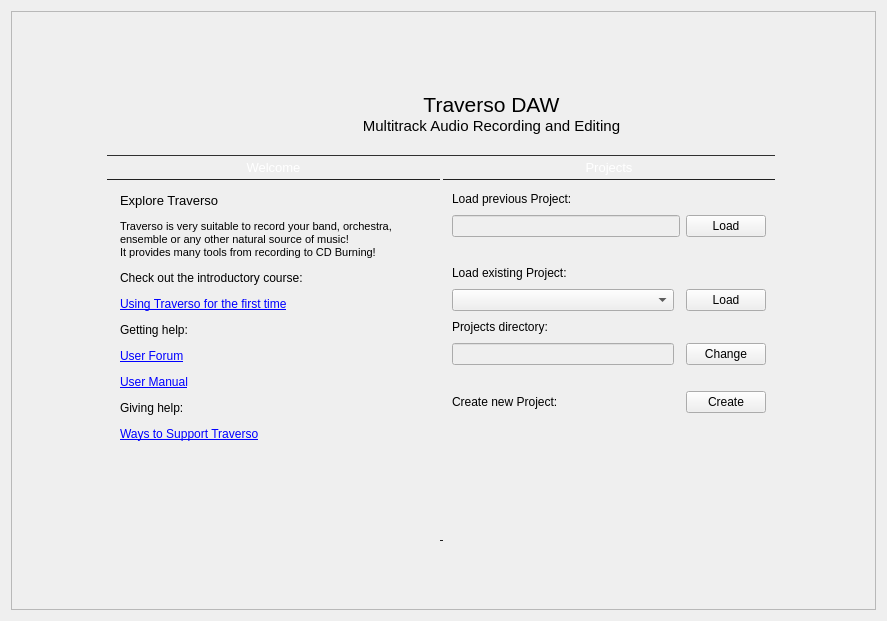
Old version of the form src/traverso/ui/WelcomeWidget.ui in the repository ErwanLegrand/Traverso-DAW.
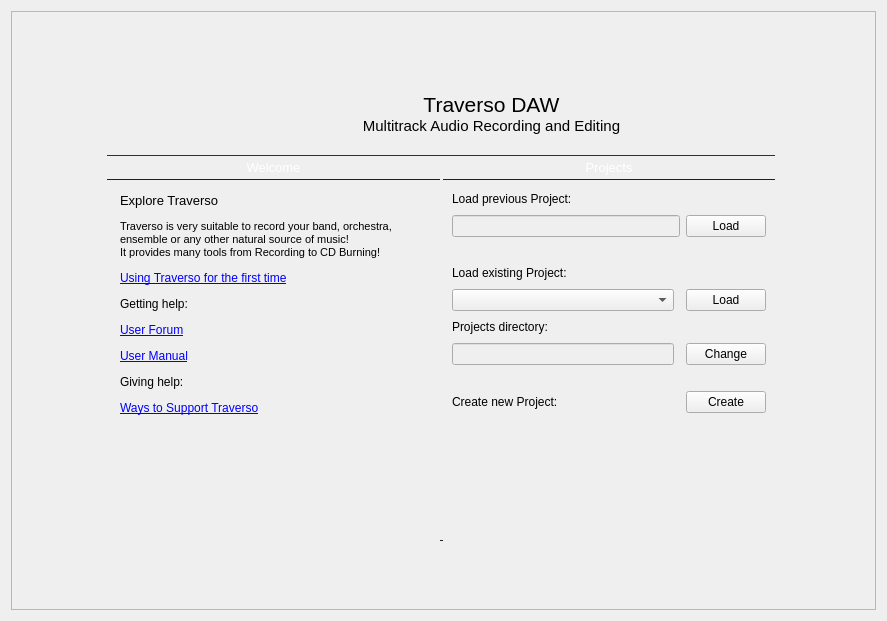
New version of the form. Icons and pictures are not drawn.

What changed in the file:
```diff
--- a/src/traverso/ui/WelcomeWidget.ui
+++ b/src/traverso/ui/WelcomeWidget.ui
@@ -310,11 +310,10 @@
 p, li { white-space: pre-wrap; }
 &lt;/style&gt;&lt;/head&gt;&lt;body style=&quot; font-family:'DejaVu Sans'; font-size:8pt; font-weight:400; font-style:normal;&quot;&gt;
 &lt;p style=&quot; margin-top:12px; margin-bottom:12px; margin-left:0px; margin-right:0px; -qt-block-indent:0; text-indent:0px;&quot;&gt;&lt;span style=&quot; font-size:10pt;&quot;&gt;Explore Traverso&lt;/span&gt;&lt;/p&gt;
-&lt;p style=&quot; margin-top:12px; margin-bottom:12px; margin-left:0px; margin-right:0px; -qt-block-indent:0; text-indent:0px;&quot;&gt;Traverso is very suitable to record your band, orchestra, ensemble or any other natural source of music!&lt;br /&gt;It provides many tools from recording to CD Burning!&lt;/p&gt;
-&lt;p style=&quot; margin-top:12px; margin-bottom:12px; margin-left:0px; margin-right:0px; -qt-block-indent:0; text-indent:0px;&quot;&gt;&lt;span style=&quot; font-size:9pt;&quot;&gt;Check out the introductory course:&lt;/span&gt;&lt;/p&gt;
+&lt;p style=&quot; margin-top:12px; margin-bottom:12px; margin-left:0px; margin-right:0px; -qt-block-indent:0; text-indent:0px;&quot;&gt;Traverso is very suitable to record your band, orchestra, ensemble or any other natural source of music!&lt;br /&gt;It provides many tools from Recording to CD Burning!&lt;/p&gt;
 &lt;p style=&quot; margin-top:12px; margin-bottom:12px; margin-left:0px; margin-right:0px; -qt-block-indent:0; text-indent:0px;&quot;&gt;&lt;a href=&quot;http://traverso-daw.org/FirstTime&quot;&gt;&lt;span style=&quot; font-size:9pt; text-decoration: underline; color:#0000ff;&quot;&gt;Using Traverso for the first time&lt;/span&gt;&lt;/a&gt;&lt;/p&gt;
 &lt;p style=&quot; margin-top:12px; margin-bottom:12px; margin-left:0px; margin-right:0px; -qt-block-indent:0; text-indent:0px;&quot;&gt;&lt;span style=&quot; font-size:9pt;&quot;&gt;Getting help:&lt;/span&gt;&lt;/p&gt;
-&lt;p style=&quot; margin-top:12px; margin-bottom:12px; margin-left:0px; margin-right:0px; -qt-block-indent:0; text-indent:0px;&quot;&gt;&lt;a href=&quot;http://traverso-daw.org/Forum&quot;&gt;&lt;span style=&quot; font-size:9pt; text-decoration: underline; color:#0000ff;&quot;&gt;User Forum&lt;/span&gt;&lt;/a&gt;&lt;/p&gt;
+&lt;p style=&quot; margin-top:12px; margin-bottom:12px; margin-left:0px; margin-right:0px; -qt-block-indent:0; text-indent:0px;&quot;&gt;&lt;a href=&quot;http://traverso-daw.org/forum/&quot;&gt;&lt;span style=&quot; font-size:9pt; text-decoration: underline; color:#0000ff;&quot;&gt;User Forum&lt;/span&gt;&lt;/a&gt;&lt;/p&gt;
 &lt;p style=&quot; margin-top:12px; margin-bottom:12px; margin-left:0px; margin-right:0px; -qt-block-indent:0; text-indent:0px;&quot;&gt;&lt;a href=&quot;http://traverso-daw.org/UserManual&quot;&gt;&lt;span style=&quot; font-size:9pt; text-decoration: underline; color:#0000ff;&quot;&gt;User Manual&lt;/span&gt;&lt;/a&gt;&lt;/p&gt;
 &lt;p style=&quot; margin-top:12px; margin-bottom:12px; margin-left:0px; margin-right:0px; -qt-block-indent:0; text-indent:0px;&quot;&gt;&lt;span style=&quot; font-size:9pt;&quot;&gt;Giving help:&lt;/span&gt;&lt;/p&gt;
 &lt;p style=&quot; margin-top:12px; margin-bottom:12px; margin-left:0px; margin-right:0px; -qt-block-indent:0; text-indent:0px;&quot;&gt;&lt;a href=&quot;http://traverso-daw.org/Support&quot;&gt;&lt;span style=&quot; font-size:9pt; text-decoration: underline; color:#0000ff;&quot;&gt;Ways to Support Traverso&lt;/span&gt;&lt;/a&gt;&lt;/p&gt;&lt;/body&gt;&lt;/html&gt;</string>
```
